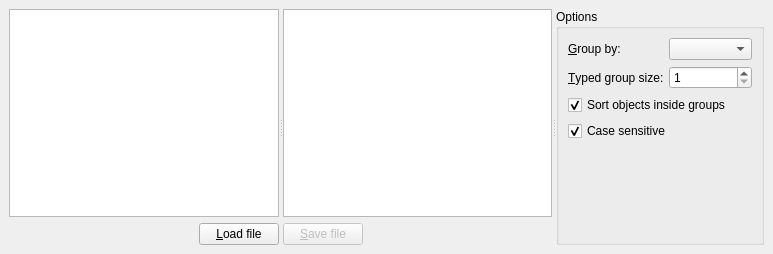
The window that ui/MainWindow.ui (cerfical/FileProcessor) describes before a commit, drawn with Qt 5.
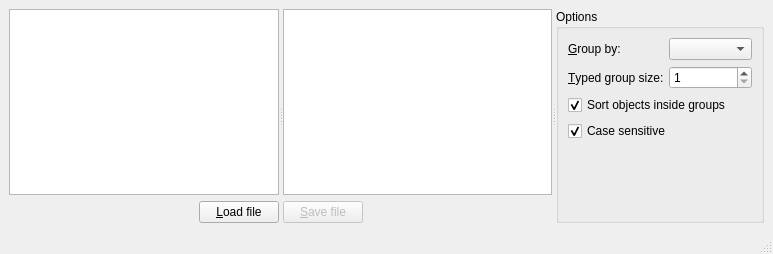
The same window after the commit.

Commit message: Добавлен статус бар для отображения результатов анализа

The edit to the form file:
```diff
--- a/ui/MainWindow.ui
+++ b/ui/MainWindow.ui
@@ -191,6 +191,7 @@
     </item>
    </layout>
   </widget>
+  <widget class="QStatusBar" name="statusBar"/>
  </widget>
  <tabstops>
   <tabstop>loadedText</tabstop>
```
The commit also changes 2 other files.
